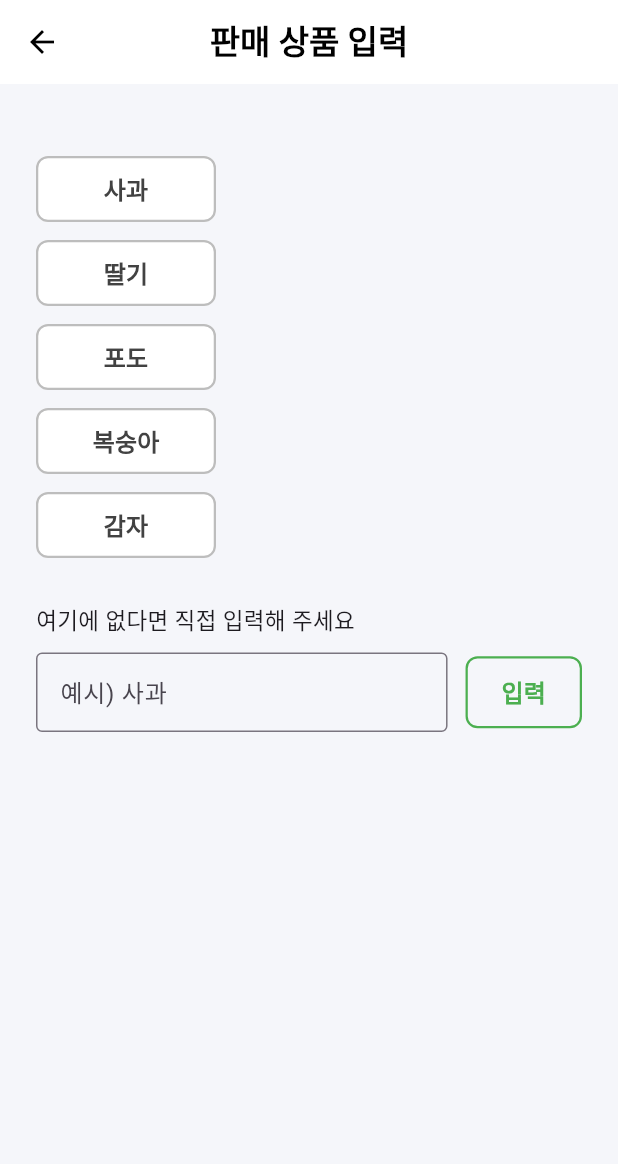
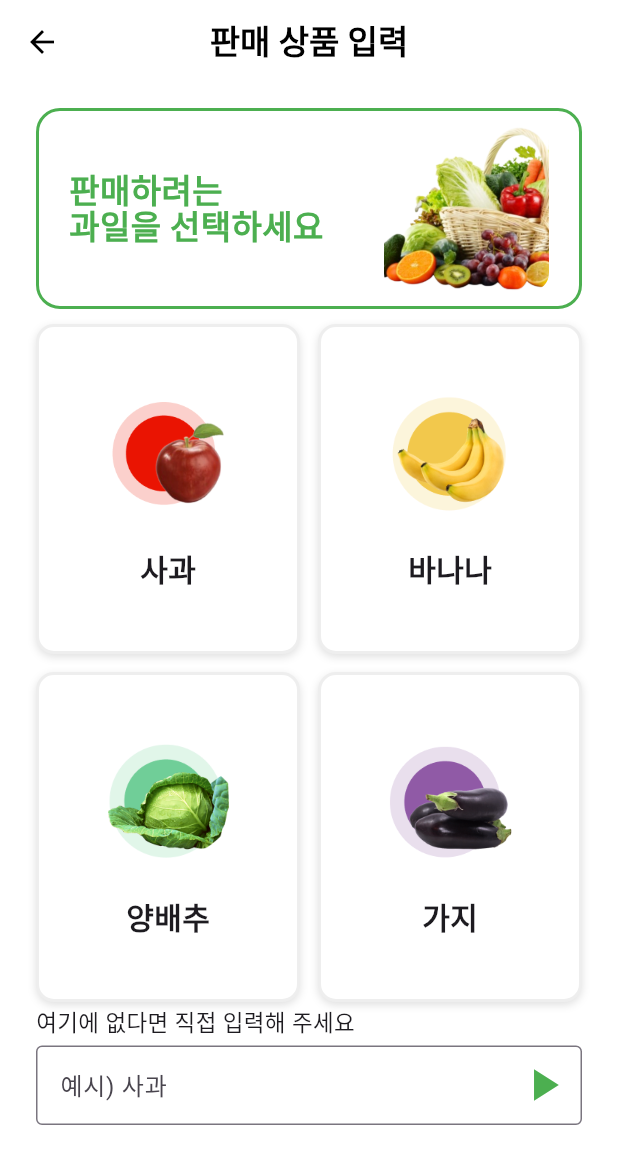
Before and after one commit to hoonly01/2025_KHUTHON_TEAM_ruralmouse, a Flutter app: the SellInputPage screen opened directly, on a phone screen of 412 x 824 dp. Shown: the top 1164 px of the screen. Run offline on Flutter 3.47's test engine with Material 3 defaults, Android fonts, the phone set to English and light mode, and no system bars; our stand-ins replace flutter_map, latlong2.

Commit message:
내 변경사항 저장

```diff
--- a/client/lib/main.dart
+++ b/client/lib/main.dart
@@ -1379,11 +1379,15 @@ class SellInputPage extends StatefulWidget {
 
 class _SellInputPageState extends State<SellInputPage> {
   final TextEditingController _controller = TextEditingController();
-  final List<String> _products = ['사과', '딸기', '포도', '복숭아', '감자'];
-  String? _selectedProduct;
+  final List<Map<String, String>> _products = [
+    {'name': '사과', 'image': 'assets/images/applem.png'},
+    {'name': '바나나', 'image': 'assets/images/bananam.png'},
+    {'name': '양배추', 'image': 'assets/images/cabbagem.png'},
+    {'name': '가지', 'image': 'assets/images/eggplantm.png'},
+  ];
+  int? _selectedIndex;
 
   void _goToNext(String product) {
-    // 다음 단계로 이동 (DetailCreatePage)
     Navigator.of(context).push(
       MaterialPageRoute(builder: (_) => const DetailCreatePage()),
     );
@@ -1392,7 +1396,7 @@ class _SellInputPageState extends State<SellInputPage> {
   @override
   Widget build(BuildContext context) {
     return Scaffold(
-      backgroundColor: const Color(0xFFF5F6FA),
+      backgroundColor: Colors.white,
       appBar: AppBar(
         backgroundColor: Colors.white,
         elevation: 0,
@@ -1403,79 +1407,160 @@ class _SellInputPageState extends State<SellInputPage> {
         title: const Text('판매 상품 입력', style: TextStyle(color: Colors.black, fontWeight: FontWeight.bold)),
         centerTitle: true,
       ),
-      body: Padding(
-        padding: const EdgeInsets.symmetric(horizontal: 24, vertical: 32),
+      body: SingleChildScrollView(
+        child: Padding(
+          padding: const EdgeInsets.symmetric(horizontal: 24, vertical: 16),
           child: Column(
             crossAxisAlignment: CrossAxisAlignment.start,
             children: [
+              // 안내 박스: 텍스트 + 이미지, 네모 테두리
+              Container(
+                width: double.infinity,
+                padding: const EdgeInsets.symmetric(vertical: 10, horizontal: 20),
+                margin: const EdgeInsets.only(bottom: 8),
+                decoration: BoxDecoration(
+                  color: Colors.white,
+                  borderRadius: BorderRadius.circular(16),
+                  border: Border.all(color: Colors.green, width: 2),
+                ),
+                child: Row(
+                  crossAxisAlignment: CrossAxisAlignment.center,
+                  children: [
+                    Expanded(
+                      child: Column(
+                        crossAxisAlignment: CrossAxisAlignment.start,
+                        mainAxisSize: MainAxisSize.min,
+                        children: const [
+                          Text(
+                            '판매하려는',
+                            style: TextStyle(
+                              color: Colors.green,
+                              fontWeight: FontWeight.bold,
+                              fontSize: 22,
+                              height: 1.1,
+                            ),
+                          ),
+                          Text(
+                            '과일을 선택하세요',
+                            style: TextStyle(
+                              color: Colors.green,
+                              fontWeight: FontWeight.bold,
+                              fontSize: 22,
+                              height: 1.1,
+                            ),
+                          ),
+                        ],
+                      ),
+                    ),
+                    const SizedBox(width: 12),
+                    ClipRRect(
+                      borderRadius: BorderRadius.all(Radius.circular(12)),
+                      child: Image.asset(
+                        'assets/images/fruits.png',
+                        height: 110,
+                        width: 110,
+                        fit: BoxFit.cover,
+                      ),
+                    ),
+                  ],
+                ),
+              ),
+              const SizedBox(height: 2),
+              // 카드 UI
+              GridView.builder(
+                shrinkWrap: true,
+                physics: const NeverScrollableScrollPhysics(),
+                itemCount: _products.length,
+                gridDelegate: const SliverGridDelegateWithFixedCrossAxisCount(
+                  crossAxisCount: 2,
+                  childAspectRatio: 0.8,
+                  crossAxisSpacing: 12,
+                  mainAxisSpacing: 12,
+                ),
+                itemBuilder: (context, index) {
+                  final product = _products[index];
+                  final isSelected = _selectedIndex == index;
+                  return GestureDetector(
+                    onTap: () {
+                      setState(() {
+                        _selectedIndex = index;
+                      });
+                      Future.delayed(const Duration(milliseconds: 120), () => _goToNext(product['name']!));
+                    },
+                    child: Container(
+                      decoration: BoxDecoration(
+                        color: Colors.white,
+                        borderRadius: BorderRadius.circular(12),
+                        border: Border.all(
+                          color: isSelected ? Colors.lightGreen : Colors.grey.shade200,
+                          width: 2,
+                        ),
+                        boxShadow: [
+                          BoxShadow(
+                            color: Colors.black12,
+                            blurRadius: 4,
+                            offset: Offset(0, 2),
+                          ),
+                        ],
+                      ),
+                      child: Column(
+                        mainAxisAlignment: MainAxisAlignment.center,
+                        children: [
+                          Image.asset(product['image']!, width: 90, height: 90),
                           const SizedBox(height: 16),
-            // 대표 상품 버튼들
-            ..._products.map((product) => Padding(
-              padding: const EdgeInsets.only(bottom: 12),
-              child: SizedBox(
-                width: 120,
-                height: 44,
-                child: OutlinedButton(
-                  style: OutlinedButton.styleFrom(
-                    backgroundColor: _selectedProduct == product ? Colors.green[50] : Colors.white,
-                    side: BorderSide(color: _selectedProduct == product ? Colors.green : Colors.grey.shade400, width: 1.5),
-                    shape: RoundedRectangleBorder(borderRadius: BorderRadius.circular(8)),
-                  ),
-                  onPressed: () {
-                    setState(() {
-                      _selectedProduct = product;
-                    });
-                    Future.delayed(const Duration(milliseconds: 120), () => _goToNext(product));
-                  },
-                  child: Text(
-                    product,
-                    style: TextStyle(
-                      color: _selectedProduct == product ? Colors.green : Colors.grey[800],
-                      fontWeight: FontWeight.bold,
-                      fontSize: 16,
-                    ),
-                  ),
-                ),
-              ),
-            )),
-            const SizedBox(height: 18),
+                          Text(
+                            product['name']!,
+                            style: const TextStyle(fontWeight: FontWeight.bold, fontSize: 20),
+                          ),
+                        ],
+                      ),
+                    ),
+                  );
+                },
+              ),
+              const SizedBox(height: 2),
               const Text('여기에 없다면 직접 입력해 주세요', style: TextStyle(fontSize: 15, fontWeight: FontWeight.w500)),
-            const SizedBox(height: 10),
-            Row(
-              children: [
-                Expanded(
-                  child: TextField(
+              const SizedBox(height: 4),
+              Focus(
+                child: Builder(
+                  builder: (context) {
+                    final hasFocus = Focus.of(context).hasFocus;
+                    return TextField(
                       controller: _controller,
                       style: const TextStyle(fontSize: 16),
-                    decoration: const InputDecoration(
+                      decoration: InputDecoration(
                         hintText: '예시) 사과',
-                      border: OutlineInputBorder(),
+                        border: OutlineInputBorder(
+                          borderSide: BorderSide(
+                            color: hasFocus ? Colors.green : Colors.grey,
+                            width: 1.5,
+                          ),
+                        ),
+                        focusedBorder: OutlineInputBorder(
+                          borderSide: BorderSide(
+                            color: Colors.green,
+                            width: 2,
+                          ),
+                        ),
                         isDense: true,
-                      contentPadding: EdgeInsets.symmetric(vertical: 14, horizontal: 12),
-                    ),
-                  ),
-                ),
-                const SizedBox(width: 12),
-                SizedBox(
-                  height: 48,
-                  child: OutlinedButton(
-                    style: OutlinedButton.styleFrom(
-                      side: const BorderSide(color: Colors.green, width: 1.5),
-                      shape: RoundedRectangleBorder(borderRadius: BorderRadius.circular(8)),
-                    ),
+                        contentPadding: const EdgeInsets.symmetric(vertical: 14, horizontal: 12),
+                        suffixIcon: IconButton(
+                          icon: const Icon(Icons.play_arrow, color: Colors.green, size: 36),
                           onPressed: () {
                             if (_controller.text.trim().isNotEmpty) {
                               _goToNext(_controller.text.trim());
                             }
                           },
-                    child: const Text('입력', style: TextStyle(fontSize: 16, fontWeight: FontWeight.bold, color: Colors.green)),
-                  ),
-                ),
-              ],
-            ),
-          ],
-        ),
-      ),
-    );
-  }
-}
+                        ),
+                      ),
+                    );
+                  },
+                ),
+              ),
+            ],
+          ),
+        ),
+      ),
+    );
+  }
+}
```
Also changed, not shown: client/assets/images/applem.png (added), client/assets/images/bananam.png (added), client/assets/images/cabbagem.png (added), client/assets/images/eggplantm.png (added), client/assets/images/fruits.png (added), client/assets/images/potatom.png (added). Lines whose indentation alone changed are shown as unchanged.
